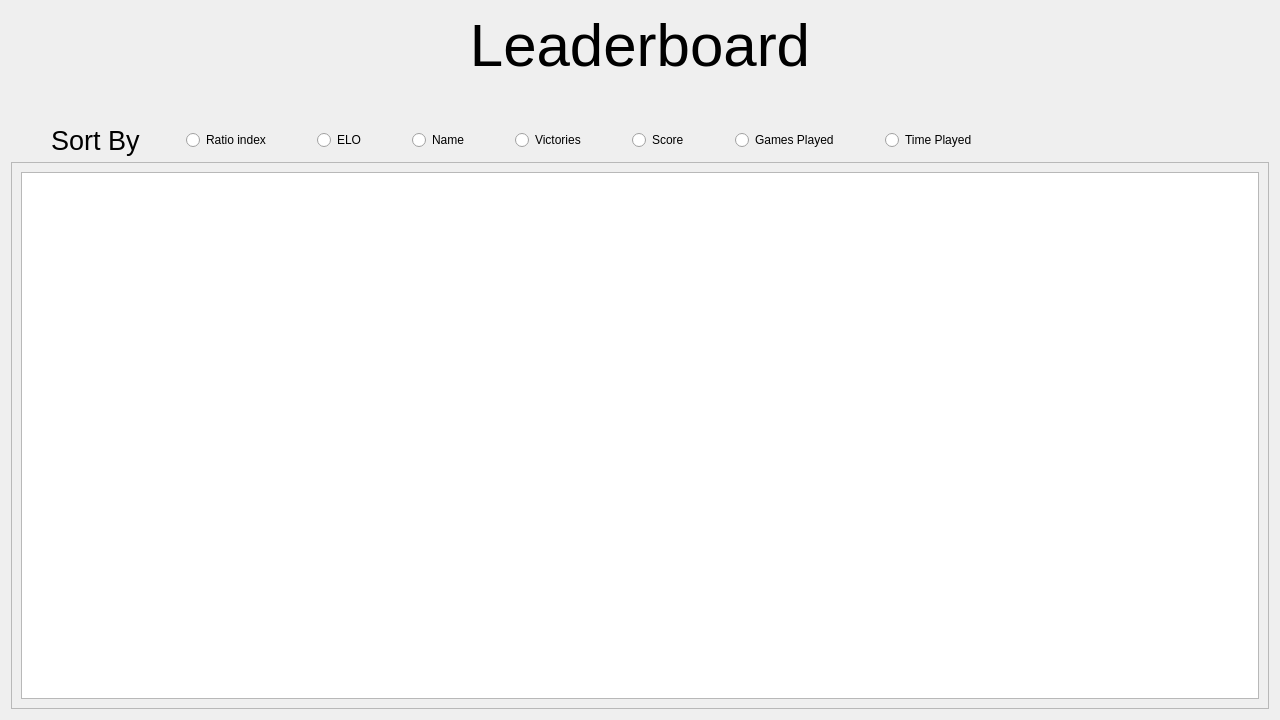
The window that babyfut_master/ui/leaderboard.ui (eharquin/babyfut) describes before a commit, drawn with Qt 5.
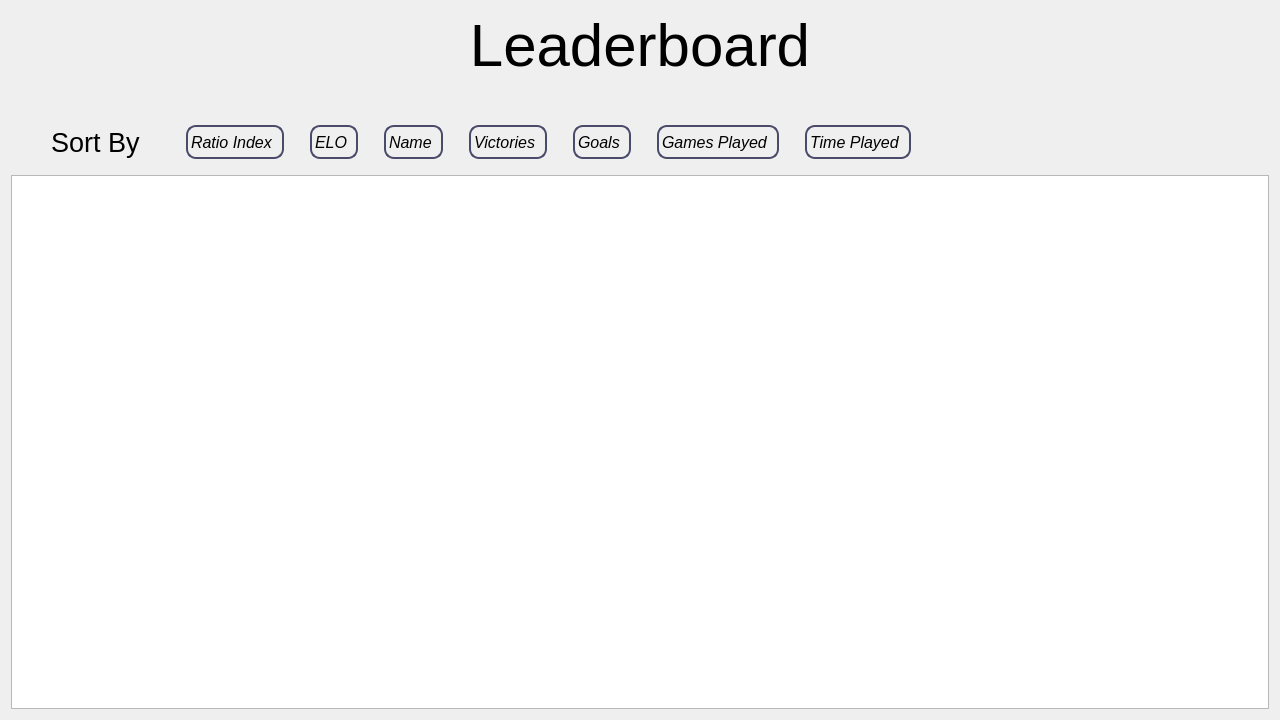
The same window after the commit.

```diff
--- a/babyfut_master/ui/leaderboard.ui
+++ b/babyfut_master/ui/leaderboard.ui
@@ -13,6 +13,26 @@
   <property name="windowTitle">
    <string>Form</string>
   </property>
+  <property name="styleSheet">
+   <string notr="true">QRadioButton {
+	border: 2px solid rgb(74, 74, 107);
+	border-radius: 10px;
+	border-color: rgb(74, 74, 107);
+	padding-left: -17px;
+	padding-right:8px;
+	padding-top:5px;
+	padding-bottom:5px;
+}
+
+QRadioButton::checked {
+    background-color: rgba(44, 44, 63, 240);
+}
+
+QRadioButton::indicator {
+    background-color: transparent;
+    border: 0px solid transparent;
+}</string>
+  </property>
   <layout class="QVBoxLayout" name="verticalLayout">
    <item>
     <widget class="QLabel" name="label_3">
@@ -93,8 +113,14 @@
      </item>
      <item>
       <widget class="QRadioButton" name="rbRatio">
+       <property name="font">
+        <font>
+         <pointsize>12</pointsize>
+         <italic>true</italic>
+        </font>
+       </property>
        <property name="text">
-        <string>Ratio index</string>
+        <string>Ratio Index</string>
        </property>
       </widget>
      </item>
@@ -108,7 +134,7 @@
        </property>
        <property name="sizeHint" stdset="0">
         <size>
-         <width>40</width>
+         <width>20</width>
          <height>20</height>
         </size>
        </property>
@@ -116,6 +142,12 @@
      </item>
      <item>
       <widget class="QRadioButton" name="rbElo">
+       <property name="font">
+        <font>
+         <pointsize>12</pointsize>
+         <italic>true</italic>
+        </font>
+       </property>
        <property name="text">
         <string>ELO</string>
        </property>
@@ -131,7 +163,7 @@
        </property>
        <property name="sizeHint" stdset="0">
         <size>
-         <width>40</width>
+         <width>20</width>
          <height>20</height>
         </size>
        </property>
@@ -139,6 +171,12 @@
      </item>
      <item>
       <widget class="QRadioButton" name="rbName">
+       <property name="font">
+        <font>
+         <pointsize>12</pointsize>
+         <italic>true</italic>
+        </font>
+       </property>
        <property name="text">
         <string>Name</string>
        </property>
@@ -154,7 +192,7 @@
        </property>
        <property name="sizeHint" stdset="0">
         <size>
-         <width>40</width>
+         <width>20</width>
          <height>20</height>
         </size>
        </property>
@@ -162,6 +200,12 @@
      </item>
      <item>
       <widget class="QRadioButton" name="rbVictories">
+       <property name="font">
+        <font>
+         <pointsize>12</pointsize>
+         <italic>true</italic>
+        </font>
+       </property>
        <property name="text">
         <string>Victories</string>
        </property>
@@ -177,7 +221,7 @@
        </property>
        <property name="sizeHint" stdset="0">
         <size>
-         <width>40</width>
+         <width>20</width>
          <height>20</height>
         </size>
        </property>
@@ -185,8 +229,14 @@
      </item>
      <item>
       <widget class="QRadioButton" name="rbScore">
+       <property name="font">
+        <font>
+         <pointsize>12</pointsize>
+         <italic>true</italic>
+        </font>
+       </property>
        <property name="text">
-        <string>Score</string>
+        <string>Goals</string>
        </property>
       </widget>
      </item>
@@ -200,7 +250,7 @@
        </property>
        <property name="sizeHint" stdset="0">
         <size>
-         <width>40</width>
+         <width>20</width>
          <height>20</height>
         </size>
        </property>
@@ -208,6 +258,12 @@
      </item>
      <item>
       <widget class="QRadioButton" name="rbGamesPlayed">
+       <property name="font">
+        <font>
+         <pointsize>12</pointsize>
+         <italic>true</italic>
+        </font>
+       </property>
        <property name="text">
         <string>Games Played</string>
        </property>
@@ -223,7 +279,7 @@
        </property>
        <property name="sizeHint" stdset="0">
         <size>
-         <width>40</width>
+         <width>20</width>
          <height>20</height>
         </size>
        </property>
@@ -231,6 +287,12 @@
      </item>
      <item>
       <widget class="QRadioButton" name="rbTimePlayed">
+       <property name="font">
+        <font>
+         <pointsize>12</pointsize>
+         <italic>true</italic>
+        </font>
+       </property>
        <property name="text">
         <string>Time Played</string>
        </property>
@@ -252,31 +314,29 @@
     </layout>
    </item>
    <item>
-    <widget class="QScrollArea" name="scrollArea">
-     <property name="sizePolicy">
-      <sizepolicy hsizetype="Expanding" vsizetype="Expanding">
-       <horstretch>0</horstretch>
-       <verstretch>0</verstretch>
-      </sizepolicy>
+    <spacer name="verticalSpacer_2">
+     <property name="orientation">
+      <enum>Qt::Vertical</enum>
      </property>
-     <property name="widgetResizable">
-      <bool>true</bool>
+     <property name="sizeType">
+      <enum>QSizePolicy::Preferred</enum>
      </property>
-     <widget class="QWidget" name="scrollAreaWidgetContents">
-      <property name="geometry">
-       <rect>
-        <x>0</x>
-        <y>0</y>
-        <width>1260</width>
-        <height>540</height>
-       </rect>
-      </property>
-      <layout class="QVBoxLayout" name="verticalLayout_2">
-       <item>
-        <widget class="QListWidget" name="listWidget"/>
-       </item>
-      </layout>
-     </widget>
+     <property name="sizeHint" stdset="0">
+      <size>
+       <width>20</width>
+       <height>10</height>
+      </size>
+     </property>
+    </spacer>
+   </item>
+   <item>
+    <widget class="QListWidget" name="listWidget">
+     <property name="styleSheet">
+      <string notr="true">color: rgb(63, 63, 63)</string>
+     </property>
+     <property name="verticalScrollMode">
+      <enum>QAbstractItemView::ScrollPerPixel</enum>
+     </property>
     </widget>
    </item>
   </layout>
```
Left out of the diff: 2 changed lines with no effect on the pictures.
